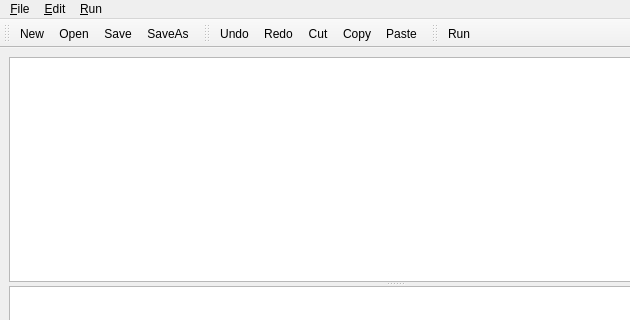
Above: source/application/script/ScriptWindow.ui from CST-Modelling-Tools/TonatiuhPP before the change; both pictures show x 0 to 630 and y 0 to 320 of the 789 by 520 pixel window. Below: the same form after it.
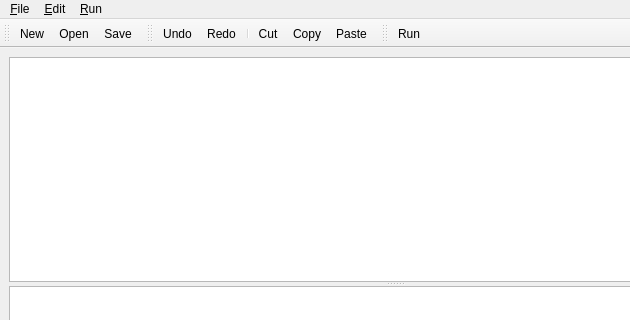
That is the form after the change. Icons and pictures are not drawn. Custom widgets are drawn as their Qt base class.

What changed in the file:
```diff
--- a/source/application/script/ScriptWindow.ui
+++ b/source/application/script/ScriptWindow.ui
@@ -2,6 +2,9 @@
 <ui version="4.0">
  <class>ScriptWindow</class>
  <widget class="QMainWindow" name="ScriptWindow">
+  <property name="enabled">
+   <bool>true</bool>
+  </property>
   <property name="geometry">
    <rect>
     <x>0</x>
@@ -39,7 +42,6 @@
    <addaction name="actionFileNew"/>
    <addaction name="actionFileOpen"/>
    <addaction name="actionFileSave"/>
-   <addaction name="actionFileSaveAs"/>
   </widget>
   <widget class="QToolBar" name="toolBarEdit">
    <property name="windowTitle">
@@ -53,6 +55,7 @@
    </attribute>
    <addaction name="actionEditUndo"/>
    <addaction name="actionEditRedo"/>
+   <addaction name="separator"/>
    <addaction name="actionEditCut"/>
    <addaction name="actionEditCopy"/>
    <addaction name="actionEditPaste"/>
@@ -126,7 +129,7 @@
      <normaloff>:/images/file/open.png</normaloff>:/images/file/open.png</iconset>
    </property>
    <property name="text">
-    <string>Open</string>
+    <string>Open...</string>
    </property>
    <property name="shortcut">
     <string>Ctrl+O</string>
@@ -162,7 +165,7 @@
      <normaloff>:/images/file/saveas.png</normaloff>:/images/file/saveas.png</iconset>
    </property>
    <property name="text">
-    <string>SaveAs</string>
+    <string>Save As...</string>
    </property>
    <property name="shortcut">
     <string>Ctrl+Alt+S</string>
```
Left out of the diff: 6 changed lines with no effect on the pictures.
